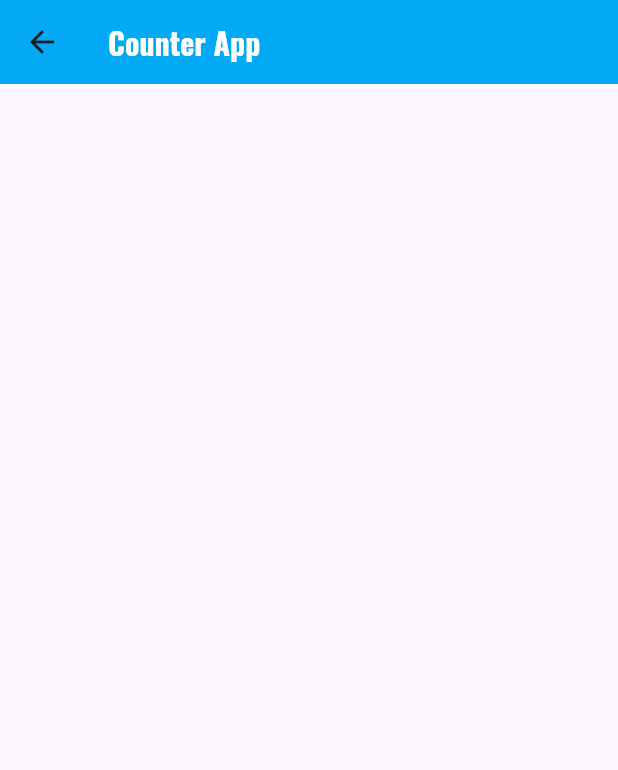
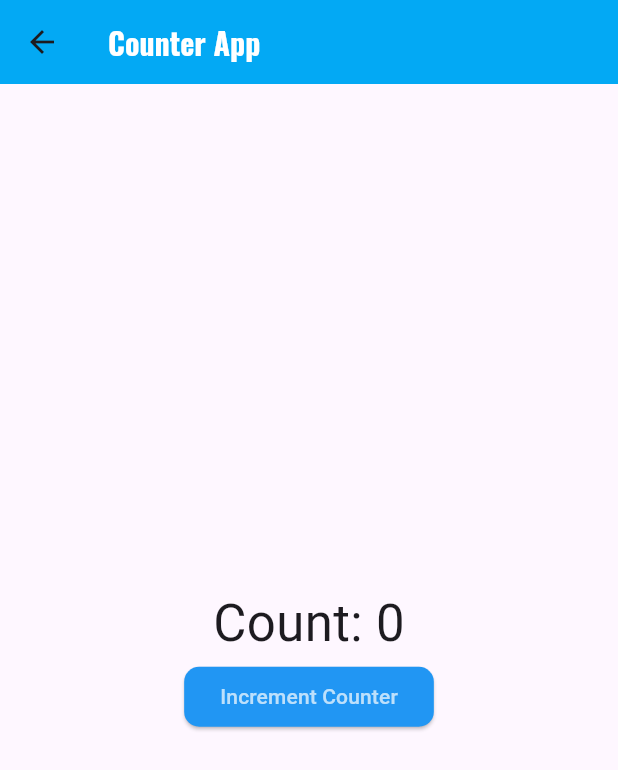
Before and after one commit to mh-rahat/development-learning-journey, a Flutter app: the CounterAppPage screen opened directly, on a phone screen of 412 x 824 dp. Shown: the top 770 px of the screen. Run offline on Flutter 3.47's test engine with Material 3 defaults, Android fonts, the phone set to English and light mode, and no system bars; our stand-ins replace font_awesome_flutter.

Commit message:
update the file

```diff
--- a/dart/flutter_learning/flutter_basics/lib/screens/counter_app_page.dart
+++ b/dart/flutter_learning/flutter_basics/lib/screens/counter_app_page.dart
@@ -8,11 +8,40 @@
 }
 
 class _CounterAppPageState extends State<CounterAppPage> {
+  var count = 0;
   @override
   Widget build(BuildContext context) {
     return Scaffold(
       appBar: AppBar(title: Text('Counter App')),
-      body: Container(),
+      body: Center(
+        child: Column(
+          mainAxisAlignment: MainAxisAlignment.center,
+          children: [
+            Text('Count: $count', style: TextStyle(fontSize: 34)),
+            ElevatedButton(
+              style: ElevatedButton.styleFrom(
+                backgroundColor: Colors.blue,
+                shape: RoundedRectangleBorder(
+                  borderRadius: BorderRadius.circular(10),
+                ),
+              ),
+              onPressed: () {
+                // count = count + 1;
+                // count += 1;
+
+                setState(() {
+                  count++;
+                  debugPrint('Count');
+                });
+              },
+              child: Text(
+                'Increment Counter',
+                style: TextStyle(color: Colors.white70),
+              ),
+            ),
+          ],
+        ),
+      ),
     );
   }
 }
```
